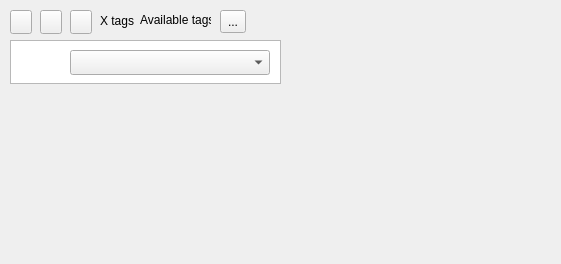
Before: the Qt Designer form ui/editortagmanager.ui in pwizard2/robojournal, drawn with Qt 5.
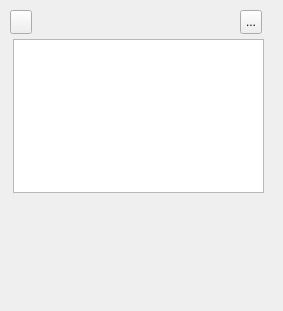
After: the same form once the commit is applied. Icons and pictures are not drawn.

The edit to the form file:
```diff
--- a/ui/editortagmanager.ui
+++ b/ui/editortagmanager.ui
@@ -6,10 +6,16 @@
    <rect>
     <x>0</x>
     <y>0</y>
-    <width>561</width>
-    <height>264</height>
+    <width>283</width>
+    <height>311</height>
    </rect>
   </property>
+  <property name="sizePolicy">
+   <sizepolicy hsizetype="Expanding" vsizetype="Expanding">
+    <horstretch>0</horstretch>
+    <verstretch>0</verstretch>
+   </sizepolicy>
+  </property>
   <property name="maximumSize">
    <size>
     <width>16777215</width>
@@ -19,35 +25,10 @@
   <property name="windowTitle">
    <string>Form</string>
   </property>
-  <widget class="QListWidget" name="TagList">
-   <property name="geometry">
-    <rect>
-     <x>10</x>
-     <y>40</y>
-     <width>271</width>
-     <height>44</height>
-    </rect>
-   </property>
-   <property name="contextMenuPolicy">
-    <enum>Qt::CustomContextMenu</enum>
-   </property>
-   <property name="horizontalScrollBarPolicy">
-    <enum>Qt::ScrollBarAlwaysOff</enum>
-   </property>
-   <property name="flow">
-    <enum>QListView::LeftToRight</enum>
-   </property>
-   <property name="isWrapping" stdset="0">
-    <bool>true</bool>
-   </property>
-   <property name="spacing">
-    <number>30</number>
-   </property>
-  </widget>
   <widget class="QToolButton" name="NewTag">
    <property name="geometry">
     <rect>
-     <x>40</x>
+     <x>10</x>
      <y>10</y>
      <width>22</width>
      <height>24</height>
@@ -64,95 +45,13 @@
      <normaloff>:/icons/tag--pencil.png</normaloff>:/icons/tag--pencil.png</iconset>
    </property>
   </widget>
-  <widget class="QToolButton" name="AddTag">
-   <property name="geometry">
-    <rect>
-     <x>10</x>
-     <y>10</y>
-     <width>22</width>
-     <height>24</height>
-    </rect>
-   </property>
-   <property name="toolTip">
-    <string>&lt;p&gt;Apply the current item on the &lt;/span&gt;&lt;span style=&quot; font-weight:600;&quot;&gt;Available tags&lt;/span&gt;&lt;span style=&quot; font-family:'Sans';&quot;&gt; list.&lt;/span&gt;&lt;/p&gt;</string>
-   </property>
-   <property name="text">
-    <string/>
-   </property>
-   <property name="icon">
-    <iconset resource="../images.qrc">
-     <normaloff>:/icons/tag--arrow.png</normaloff>:/icons/tag--arrow.png</iconset>
-   </property>
-  </widget>
-  <widget class="QToolButton" name="RemoveTag">
-   <property name="geometry">
-    <rect>
-     <x>70</x>
-     <y>10</y>
-     <width>22</width>
-     <height>24</height>
-    </rect>
-   </property>
-   <property name="toolTip">
-    <string>&lt;html&gt;&lt;head/&gt;&lt;body&gt;&lt;p&gt;Remove selected tag&lt;/p&gt;&lt;/body&gt;&lt;/html&gt;</string>
-   </property>
-   <property name="text">
-    <string/>
-   </property>
-   <property name="icon">
-    <iconset resource="../images.qrc">
-     <normaloff>:/icons/tag--minus.png</normaloff>:/icons/tag--minus.png</iconset>
-   </property>
-  </widget>
-  <widget class="QComboBox" name="AvailableTags">
-   <property name="geometry">
-    <rect>
-     <x>70</x>
-     <y>50</y>
-     <width>200</width>
-     <height>25</height>
-    </rect>
-   </property>
-   <property name="minimumSize">
-    <size>
-     <width>150</width>
-     <height>0</height>
-    </size>
-   </property>
-  </widget>
-  <widget class="QLabel" name="TagCount">
-   <property name="geometry">
-    <rect>
-     <x>100</x>
-     <y>10</y>
-     <width>41</width>
-     <height>21</height>
-    </rect>
-   </property>
-   <property name="text">
-    <string>X tags</string>
-   </property>
-  </widget>
-  <widget class="QLabel" name="SelectTag">
-   <property name="geometry">
-    <rect>
-     <x>140</x>
-     <y>10</y>
-     <width>71</width>
-     <height>20</height>
-    </rect>
-   </property>
-   <property name="text">
-    <string>Available tags</string>
-   </property>
-  </widget>
   <widget class="QToolButton" name="RevertTags">
    <property name="geometry">
     <rect>
-     <x>220</x>
+     <x>240</x>
      <y>10</y>
-     <width>26</width>
-     <height>23</height>
+     <width>22</width>
+     <height>24</height>
     </rect>
    </property>
    <property name="toolTip">
@@ -166,6 +65,29 @@
      <normaloff>:/icons/arrow_rotate_clockwise.png</normaloff>:/icons/arrow_rotate_clockwise.png</iconset>
    </property>
   </widget>
+  <widget class="QTreeWidget" name="AvailableTags">
+   <property name="geometry">
+    <rect>
+     <x>13</x>
+     <y>39</y>
+     <width>251</width>
+     <height>154</height>
+    </rect>
+   </property>
+   <property name="font">
+    <font>
+     <stylestrategy>PreferDefault</stylestrategy>
+    </font>
+   </property>
+   <property name="headerHidden">
+    <bool>true</bool>
+   </property>
+   <column>
+    <property name="text">
+     <string notr="true">1</string>
+    </property>
+   </column>
+  </widget>
  </widget>
  <resources>
   <include location="../images.qrc"/>
```
